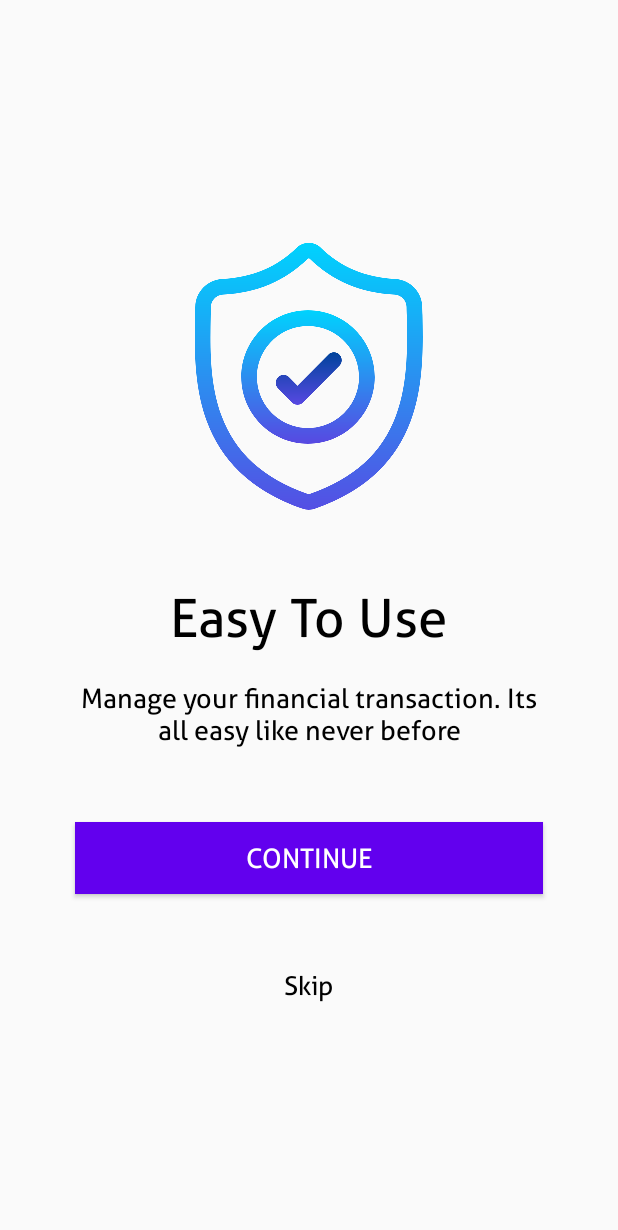
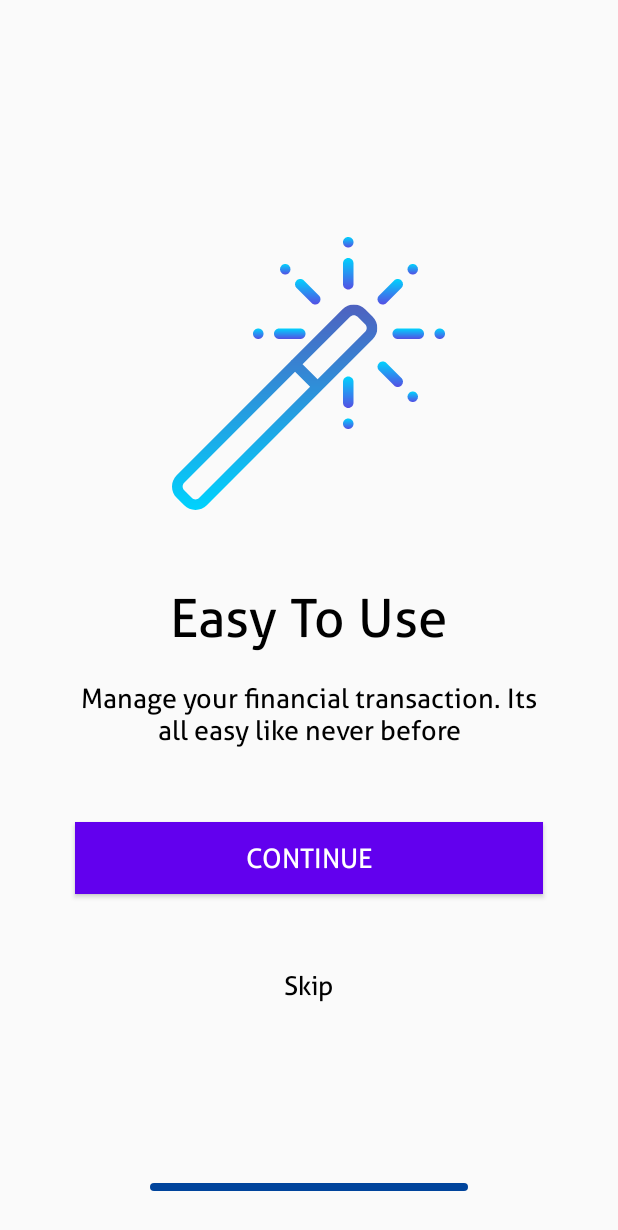
Before and after one commit to onkar-c/PennyQuick, an Android app: the screen it shows after launch (IntroScreen), after a tap on "CONTINUE", on a phone screen of 412 x 824 dp. Shown: the top 1230 px of the screen. Run offline under Robolectric (Android 15) with nearby library versions, the phone set to English and light mode, and no system bars; our stand-ins replace Dagger/Hilt's generated code; libraries missing offline, so code that uses them is left out: com.facebook.stetho; 1 statement that could not run was skipped.

Commit message:
bottom bar added to intro screens

```diff
--- /dev/null
+++ b/app/src/main/res/drawable/bottom_bar_background.xml
@@ -0,0 +1,9 @@
+<?xml version="1.0" encoding="utf-8"?>
+<selector xmlns:android="http://schemas.android.com/apk/res/android">
+  <item>
+    <shape android:shape="rectangle">
+      <solid android:color="@color/dark_blue"/>
+      <corners android:radius="@dimen/distance_20" />
+    </shape>
+  </item>
+</selector>
--- a/app/src/main/res/layout/intro_screen2.xml
+++ b/app/src/main/res/layout/intro_screen2.xml
@@ -5,7 +5,7 @@
   <ImageView
     android:layout_width="wrap_content"
     android:layout_height="wrap_content"
-    android:src="@drawable/shield_icon"
+    android:src="@drawable/easy_to_use"
     android:layout_above="@+id/label1"
     android:layout_centerHorizontal="true"
     android:contentDescription="@string/fast_secure"
@@ -58,4 +58,14 @@
     android:layout_below="@+id/bt_continue"
     android:textColor="@android:color/black"
     android:layout_marginTop="@dimen/distance_50"/>
+
+  <View
+    android:layout_width="match_parent"
+    android:layout_height="@dimen/distance_5"
+    android:background="@drawable/bottom_bar_background"
+    android:layout_alignParentBottom="true"
+    android:layout_centerHorizontal="true"
+    android:layout_marginBottom="@dimen/distance_30"
+    android:layout_marginStart="@dimen/distance_100"
+    android:layout_marginEnd="@dimen/distance_100"/>
 </RelativeLayout>
--- a/app/src/main/res/values/colors.xml
+++ b/app/src/main/res/values/colors.xml
@@ -3,4 +3,5 @@
   <color name="colorPrimary">#6200EE</color>
   <color name="colorPrimaryDark">#3700B3</color>
   <color name="colorAccent">#03DAC5</color>
+  <color name="dark_blue">#00449C</color>
 </resources>
--- a/app/src/main/res/values/dimens.xml
+++ b/app/src/main/res/values/dimens.xml
@@ -5,6 +5,7 @@
   <dimen name="textSize_18">18sp</dimen>
   <dimen name="textSize_35">35sp</dimen>
 
+  <dimen name="distance_5">5dp</dimen>
   <dimen name="distance_20">20dp</dimen>
   <dimen name="distance_30">30dp</dimen>
   <dimen name="distance_50">50dp</dimen>
```
Also changed, not shown: app/src/main/res/layout/intro_screen1.xml (+10 -0 lines), app/src/main/res/layout/intro_screen3.xml (+10 -0 lines), app/src/main/res/drawable-hdpi/easy_to_use.png (added), app/src/main/res/drawable-ldpi/easy_to_use.png (added), app/src/main/res/drawable-mdpi/easy_to_use.png (added), app/src/main/res/drawable-xhdpi/easy_to_use.png (added), app/src/main/res/drawable-xxhdpi/easy_to_use.png (added), app/src/main/res/drawable-xxxhdpi/easy_to_use.png (added), 1 other file.
